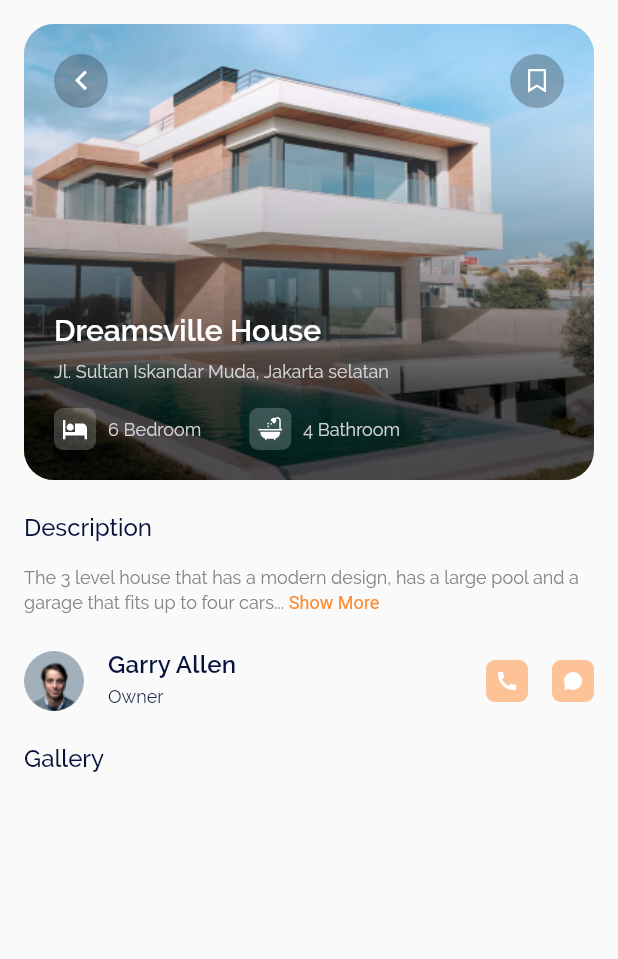
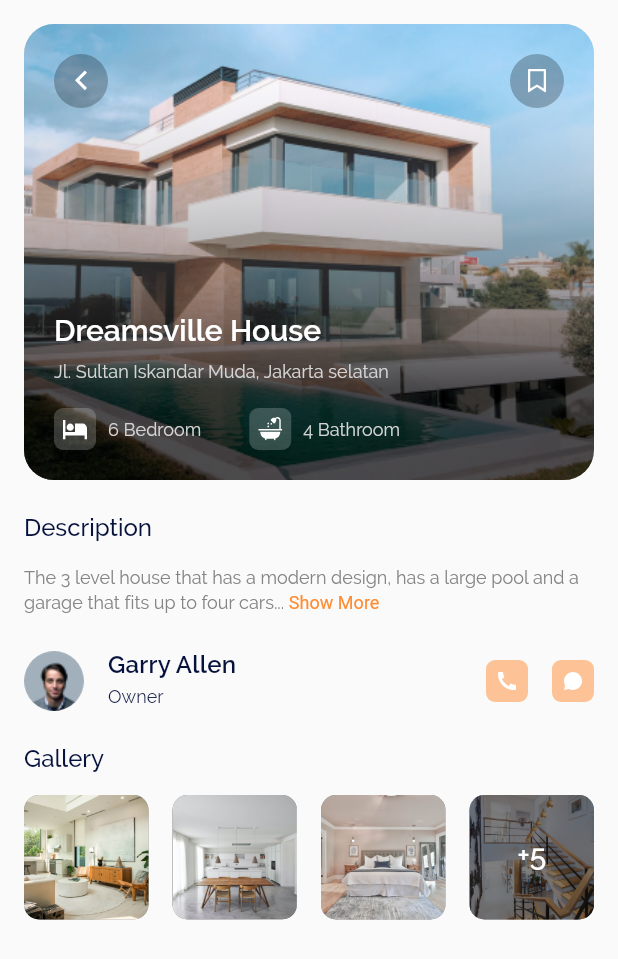
Before and after one commit to vishnumukundan/home-rent, a Flutter app: the ScreenDetails screen opened directly, on a phone screen of 412 x 824 dp. Shown: the top 959 px of the screen. Run offline on Flutter 3.47's test engine with Material 2 defaults, Android fonts, the phone set to English and light mode, and no system bars; our stand-ins replace flutter_svg.

Commit message:
added image gallery in details screen

```diff
--- a/lib/presentation/pages/details_page/view/details.dart
+++ b/lib/presentation/pages/details_page/view/details.dart
@@ -1,6 +1,7 @@
 import 'package:flutter/material.dart';
 import 'package:home_rent/presentation/components/text.dart';
 import 'package:home_rent/presentation/pages/details_page/widgets/header_image.dart';
+import 'package:home_rent/presentation/pages/details_page/widgets/image_gallery.dart';
 import 'package:home_rent/presentation/pages/details_page/widgets/user_profile.dart';
 import 'package:home_rent/presentation/themes/colors.dart';
 import 'package:home_rent/presentation/themes/config.dart';
@@ -10,6 +11,7 @@ class ScreenDetails extends StatelessWidget {
 
   @override
   Widget build(BuildContext context) {
+    ScreenConfig().init(context);
     return Scaffold(
       backgroundColor: kColorScaffold,
       body: SafeArea(
@@ -43,6 +45,7 @@ class ScreenDetails extends StatelessWidget {
               kSizedBoxHeight_24,
               const LabelSmall__text(text: 'Gallery'),
               kSizedBoxHeight_16,
+              const ImageGallery__widget(),
             ],
           ),
         ),
--- /dev/null
+++ b/lib/presentation/pages/details_page/widgets/image_gallery.dart
@@ -0,0 +1,83 @@
+import 'package:flutter/material.dart';
+import 'package:home_rent/gen/assets.gen.dart';
+import 'package:home_rent/presentation/components/text.dart';
+import 'package:home_rent/presentation/themes/colors.dart';
+import 'package:home_rent/presentation/themes/config_files/screen_size_config.dart';
+
+const int _imageCount = 4;
+const int _spaceBetween = 16;
+const int _screenPadding = 16 * 2;
+
+class ImageGallery__widget extends StatelessWidget {
+  const ImageGallery__widget({Key? key}) : super(key: key);
+  @override
+  Widget build(BuildContext context) {
+    return Row(
+      mainAxisAlignment: MainAxisAlignment.spaceBetween,
+      children: [
+        image_gallery_item(assetImage: Assets.images.additional1.path),
+        image_gallery_item(assetImage: Assets.images.additional2.path),
+        image_gallery_item(assetImage: Assets.images.additional3.path),
+        image_gallery_item(
+          assetImage: Assets.images.additional4.path,
+          ismask: true,
+        ),
+      ],
+    );
+  }
+}
+
+///
+///
+///
+///
+
+final _screenWidth = ScreenConfig.screenWidth;
+const _gapCount = _imageCount - 1;
+const _totalSpace = _screenPadding + (_gapCount * _spaceBetween);
+final double _availableSpace = _screenWidth - _totalSpace;
+final double _itemSize = _availableSpace / _imageCount;
+
+class image_gallery_item extends StatelessWidget {
+  image_gallery_item({
+    Key? key,
+    required this.assetImage,
+    this.ismask = false,
+  }) : super(key: key);
+
+  final assetImage;
+  final bool ismask;
+
+  @override
+  Widget build(BuildContext context) {
+    return Stack(
+      children: [
+        Container(
+          height: _itemSize,
+          width: _itemSize,
+          decoration: BoxDecoration(
+            color: kColorText2,
+            borderRadius: BorderRadius.circular(10),
+            shape: BoxShape.rectangle,
+            image: DecorationImage(image: AssetImage(assetImage)),
+          ),
+        ),
+        Visibility(
+          visible: ismask,
+          child: Container(
+            height: _itemSize,
+            width: _itemSize,
+            decoration: BoxDecoration(
+              color: kColorBlack.withOpacity(0.5),
+              borderRadius: BorderRadius.circular(10),
+              shape: BoxShape.rectangle,
+            ),
+            child: const Center(
+              child: TitleMedium__text(text: '+5', color: kColorWhite),
+            ),
+          ),
+        ),
+      ],
+    );
+  }
+}
```
